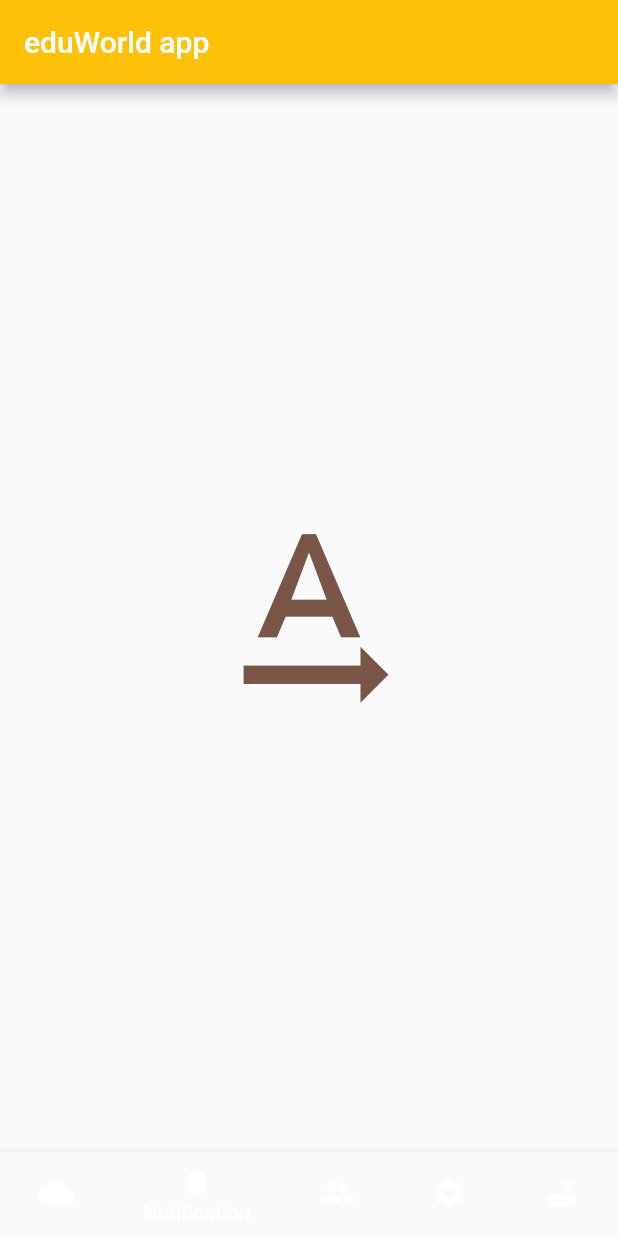
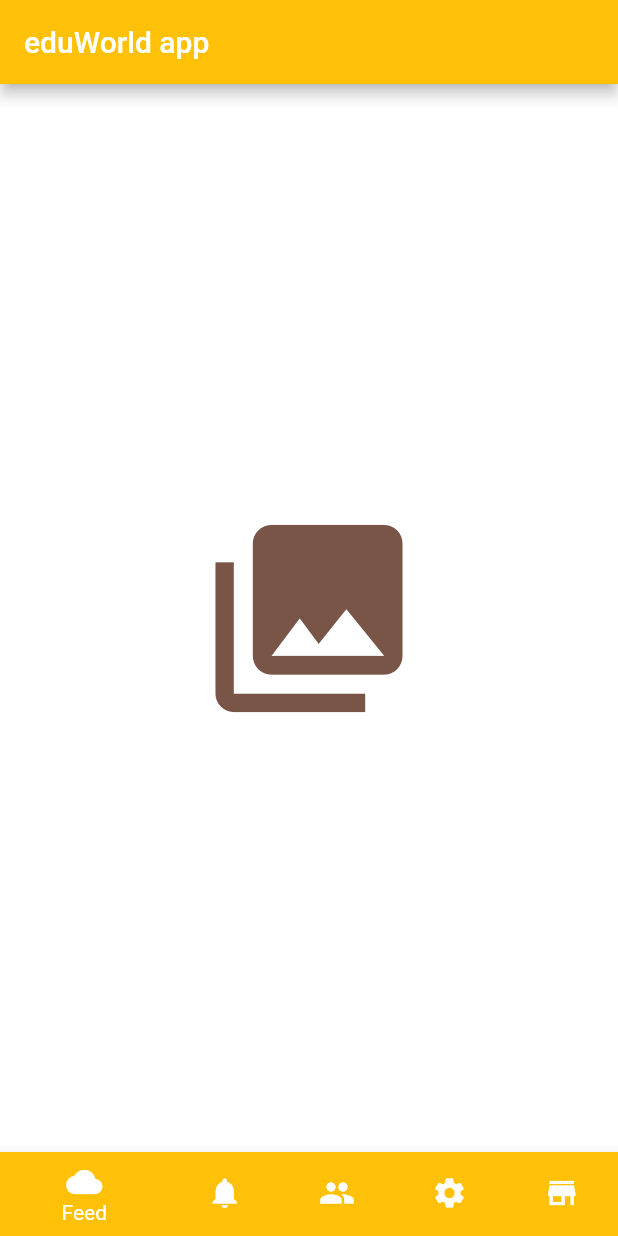
Before and after one commit to varunprathap/eduWorld, a Flutter app: the screen it shows after launch, on a phone screen of 412 x 824 dp. Run offline on Flutter 3.47's test engine with Material 2 defaults, Android fonts, the phone set to English and light mode, and no system bars.

Commit message:
chagned botom navigation bar items.

```diff
--- a/lib/main.dart
+++ b/lib/main.dart
@@ -2,7 +2,8 @@ import 'package:flutter/material.dart';
 import './Notification.dart' as notification;
 import './More.dart' as more;
 import './Tools.dart' as tools;
-
+import './Classes.dart' as classes;
+import './Feed.dart' as feed;
 
 
 
@@ -54,7 +55,7 @@ class _MyHomePageState extends State<MyHomePage> with SingleTickerProviderStateM
 
 
   PageController controller;
-  int page =1;
+  int page =0;
 
 
 
@@ -76,31 +77,38 @@ class _MyHomePageState extends State<MyHomePage> with SingleTickerProviderStateM
   Widget build(BuildContext context) {
 
     return new Scaffold(
+      backgroundColor: Colors.white,
       appBar: new AppBar(
         title: new Text(widget.title),backgroundColor:Colors.amber
       ),bottomNavigationBar: new BottomNavigationBar(
             items: [
               new BottomNavigationBarItem(
                 icon: new Icon(Icons.cloud),
+                backgroundColor: Colors.amber,
                 title: new Text("Feed"),
               ),
               new BottomNavigationBarItem(
                   icon: new Icon(Icons.notifications),
+                  backgroundColor: Colors.amber,
                   title: new Text("Notification")),
               new BottomNavigationBarItem(
                   icon: new Icon(Icons.people),
+                  backgroundColor: Colors.amber,
                   title: new Text("Classes")),
               new BottomNavigationBarItem(
                   icon: new Icon(Icons.settings),
+                  backgroundColor: Colors.amber,
                   title: new Text("Tools")),
               new BottomNavigationBarItem(
-                  icon: new Icon(Icons.router),
+                  icon: new Icon(Icons.store),
+                  backgroundColor: Colors.amber,
                   title: new Text("More"))
             ],
             onTap: onTap,
-            currentIndex: page
+            currentIndex: page,
+
         ),
-      body: new PageView(controller:controller,onPageChanged: onPageChanged, children: <Widget>[new notification.Notification(),new tools.Tools()],)
+      body: new PageView(controller:controller,onPageChanged: onPageChanged, children: <Widget>[new feed.Feed(), new notification.Notification(),new classes.Classes(),new tools.Tools(),new more.More()])
     );
   }
 
```
